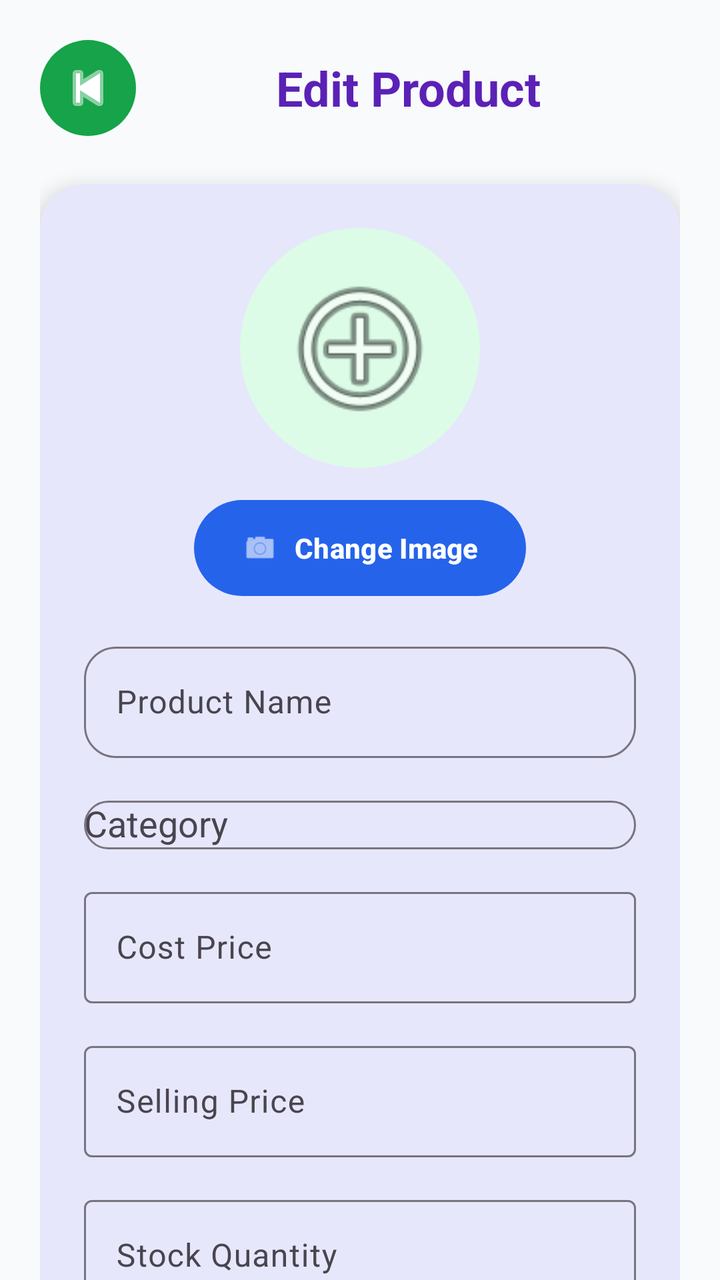
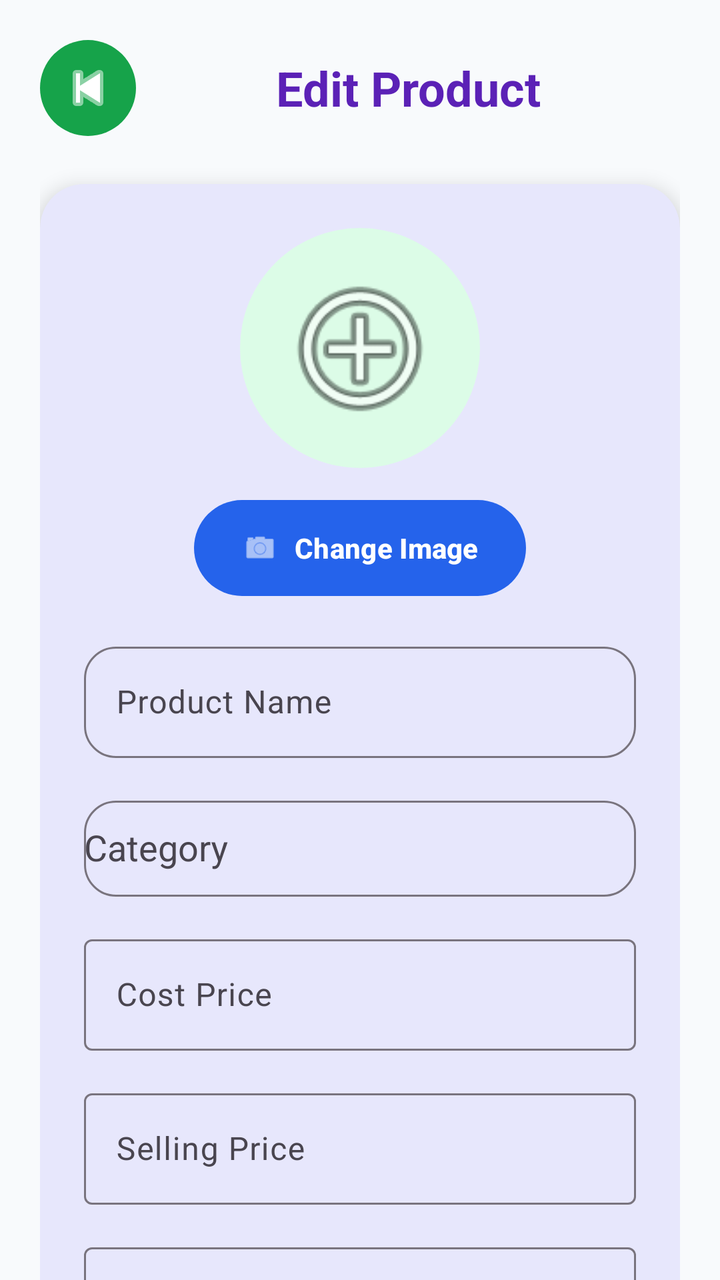

The first picture is an Android layout as it rendered before a commit; the second is the same layout after the commit. The layout source and the unified diff follow.
<!-- AndroidManifest.xml: application theme Theme.Inventory -->
<!-- res/layout/activity_editpro.xml -->
<?xml version="1.0" encoding="utf-8"?>
<androidx.core.widget.NestedScrollView
    xmlns:android="http://schemas.android.com/apk/res/android"
    xmlns:app="http://schemas.android.com/apk/res-auto"
    xmlns:tools="http://schemas.android.com/tools"
    android:layout_width="match_parent"
    android:layout_height="match_parent"
    android:background="#F8FAFC"
    tools:context=".EditProActivity">

    <LinearLayout
        android:layout_width="match_parent"
        android:layout_height="wrap_content"
        android:orientation="vertical"
        android:padding="20dp">

        

        <LinearLayout
            android:layout_width="match_parent"
            android:layout_height="wrap_content"
            android:gravity="center_vertical">

            <ImageButton
                android:id="@+id/btnBack"
                android:layout_width="48dp"
                android:layout_height="48dp"
                android:background="@drawable/circle_green_bg"
                android:padding="10dp"
                android:contentDescription="@string/back"
                android:src="@android:drawable/ic_media_previous"
                app:tint="@android:color/white"/>

            <TextView
                android:layout_width="0dp"
                android:layout_height="wrap_content"
                android:layout_weight="1"
                android:gravity="center"
                android:text="@string/edit_product"
                android:textColor="#5B21B6"
                android:textSize="24sp"
                android:textStyle="bold"/>

        </LinearLayout>

        

        <com.google.android.material.card.MaterialCardView
            android:layout_width="match_parent"
            android:layout_height="wrap_content"
            android:layout_marginTop="24dp"
            app:cardCornerRadius="22dp"
            app:cardElevation="6dp"
            app:strokeWidth="0dp">

            <LinearLayout
                android:layout_width="match_parent"
                android:layout_height="wrap_content"
                android:orientation="vertical"
                android:padding="22dp">

                

                <ImageView
                    android:id="@+id/imgProduct"
                    android:layout_width="120dp"
                    android:layout_height="120dp"
                    android:layout_gravity="center"
                    android:background="@drawable/img_circle_bg"
                    android:padding="18dp"
                    android:contentDescription="@string/add_product"
                    android:scaleType="centerCrop"
                    android:src="@android:drawable/ic_menu_add"/>

                <com.google.android.material.button.MaterialButton
                    android:id="@+id/btnChangeImage"
                    android:layout_width="wrap_content"
                    android:layout_height="48dp"
                    android:layout_gravity="center"
                    android:layout_marginTop="16dp"
                    android:background="@drawable/blue_purple_gradient"
                    android:text="@string/change_image"
                    android:textAllCaps="false"
                    android:textStyle="bold"
                    android:textColor="@android:color/white"
                    app:icon="@android:drawable/ic_menu_camera"
                    app:iconTint="@android:color/white"
                    app:cornerRadius="24dp"/>

                

                <com.google.android.material.textfield.TextInputLayout
                    android:layout_width="match_parent"
                    android:layout_height="wrap_content"
                    android:layout_marginTop="20dp"
                    android:hint="@string/product_name"
                    app:boxBackgroundMode="outline"
                    app:boxCornerRadiusBottomEnd="16dp"
                    app:boxCornerRadiusBottomStart="16dp"
                    app:boxCornerRadiusTopEnd="16dp"
                    app:boxCornerRadiusTopStart="16dp">

                    <com.google.android.material.textfield.TextInputEditText
                        android:id="@+id/etProductName"
                        android:layout_width="match_parent"
                        android:layout_height="wrap_content"/>

                </com.google.android.material.textfield.TextInputLayout>

                

                <com.google.android.material.textfield.TextInputLayout
                    android:layout_width="match_parent"
                    android:layout_height="wrap_content"
                    android:layout_marginTop="16dp"
                    android:hint="@string/categories"
                    app:boxBackgroundMode="outline"
                    app:boxCornerRadiusBottomEnd="16dp"
                    app:boxCornerRadiusBottomStart="16dp"
                    app:boxCornerRadiusTopEnd="16dp"
                    app:boxCornerRadiusTopStart="16dp">

                    <AutoCompleteTextView
                        android:id="@+id/spCategory"
                        android:layout_width="match_parent"
                        android:layout_height="wrap_content" />

                </com.google.android.material.textfield.TextInputLayout>

                

                <com.google.android.material.textfield.TextInputLayout
                    android:layout_width="match_parent"
                    android:layout_height="wrap_content"
                    android:layout_marginTop="16dp"
                    android:hint="@string/cost"
                    app:boxBackgroundMode="outline">

                    <com.google.android.material.textfield.TextInputEditText
                        android:id="@+id/etCostPrice"
                        android:inputType="numberDecimal"
                        android:layout_width="match_parent"
                        android:layout_height="wrap_content"/>

                </com.google.android.material.textfield.TextInputLayout>

                

                <com.google.android.material.textfield.TextInputLayout
                    android:layout_width="match_parent"
                    android:layout_height="wrap_content"
                    android:layout_marginTop="16dp"
                    android:hint="@string/selling"
                    app:boxBackgroundMode="outline">

                    <com.google.android.material.textfield.TextInputEditText
                        android:id="@+id/etSellingPrice"
                        android:inputType="numberDecimal"
                        android:layout_width="match_parent"
                        android:layout_height="wrap_content"/>

                </com.google.android.material.textfield.TextInputLayout>

                

                <com.google.android.material.textfield.TextInputLayout
                    android:layout_width="match_parent"
                    android:layout_height="wrap_content"
                    android:layout_marginTop="16dp"
                    android:hint="@string/stock_quantity"
                    app:boxBackgroundMode="outline">

                    <com.google.android.material.textfield.TextInputEditText
                        android:id="@+id/etStock"
                        android:inputType="number"
                        android:layout_width="match_parent"
                        android:layout_height="wrap_content"/>

                </com.google.android.material.textfield.TextInputLayout>

                

                <com.google.android.material.textfield.TextInputLayout
                    android:layout_width="match_parent"
                    android:layout_height="wrap_content"
                    android:layout_marginTop="16dp"
                    android:hint="@string/description"
                    app:boxBackgroundMode="outline">

                    <com.google.android.material.textfield.TextInputEditText
                        android:id="@+id/etDescription"
                        android:minLines="4"
                        android:gravity="top"
                        android:layout_width="match_parent"
                        android:layout_height="wrap_content"/>

                </com.google.android.material.textfield.TextInputLayout>

                

                <com.google.android.material.button.MaterialButton
                    android:id="@+id/btnUpdate"
                    android:layout_width="match_parent"
                    android:layout_height="56dp"
                    android:layout_marginTop="28dp"
                    android:text="@string/update_product"
                    android:textAllCaps="false"
                    android:textSize="16sp"
                    android:textStyle="bold"
                    app:backgroundTint="#16A34A"
                    app:cornerRadius="18dp"/>

                

                <com.google.android.material.button.MaterialButton
                    android:id="@+id/btnDelete"
                    android:layout_width="match_parent"
                    android:layout_height="56dp"
                    android:layout_marginTop="14dp"
                    android:text="@string/delete_product"
                    android:textAllCaps="false"
                    android:textColor="#DC2626"
                    app:backgroundTint="@android:color/white"
                    app:strokeColor="#DC2626"
                    app:strokeWidth="2dp"
                    app:cornerRadius="18dp"/>

            </LinearLayout>

        </com.google.android.material.card.MaterialCardView>

    </LinearLayout>

</androidx.core.widget.NestedScrollView>
<!-- resources referenced by this layout -->
<resources>
  <!-- drawable blue_purple_gradient (drawable) -->
  <?xml version="1.0" encoding="utf-8"?>
  <shape xmlns:android="http://schemas.android.com/apk/res/android">
  
      <gradient
          android:startColor="#4F46E5"
          android:endColor="#7C3AED"
          android:angle="0"/>
  
      <corners android:radius="24dp"/>
  
  </shape>
  <!-- drawable circle_green_bg (drawable) -->
  <?xml version="1.0" encoding="utf-8"?>
  <shape xmlns:android="http://schemas.android.com/apk/res/android">
      <solid android:color="#16A34A"/>
      <corners android:radius="100dp"/>
  </shape>
  <!-- drawable img_circle_bg (drawable) -->
  <?xml version="1.0" encoding="utf-8"?>
  <shape xmlns:android="http://schemas.android.com/apk/res/android">
      <solid android:color="#DCFCE7"/>
      <corners android:radius="100dp"/>
  </shape>
  <string name="add_product">Add Product</string>
  <string name="back">back</string>
  <string name="categories">Category</string>
  <string name="change_image">Change Image</string>
  <string name="cost">Cost Price</string>
  <string name="delete_product">Delete Product</string>
  <string name="description">Description</string>
  <string name="edit_product">Edit Product</string>
  <string name="product_name">Product Name</string>
  <string name="selling">Selling Price</string>
  <string name="stock_quantity">Stock Quantity</string>
  <string name="update_product">Update Product</string>
  <style name="Theme.Inventory" parent="Base.Theme.Inventory" />
  <style name="Base.Theme.Inventory" parent="Theme.Material3.DayNight.NoActionBar">
          <item name="colorPrimary">@color/primary</item>
          <item name="colorPrimaryContainer">@color/primary</item>
          <item name="colorSecondary">@color/primary</item>
          <item name="colorTertiary">@color/primary</item>
      </style>
  <color name="primary">#2563EB</color>
</resources>

<!-- the commit's change to res/layout/activity_editpro.xml (unified diff, before → after) -->
@@ -123,7 +123,7 @@
                     <AutoCompleteTextView
                         android:id="@+id/spCategory"
                         android:layout_width="match_parent"
-                        android:layout_height="wrap_content" />
+                        android:layout_height="48dp" />
 
                 </com.google.android.material.textfield.TextInputLayout>
 
